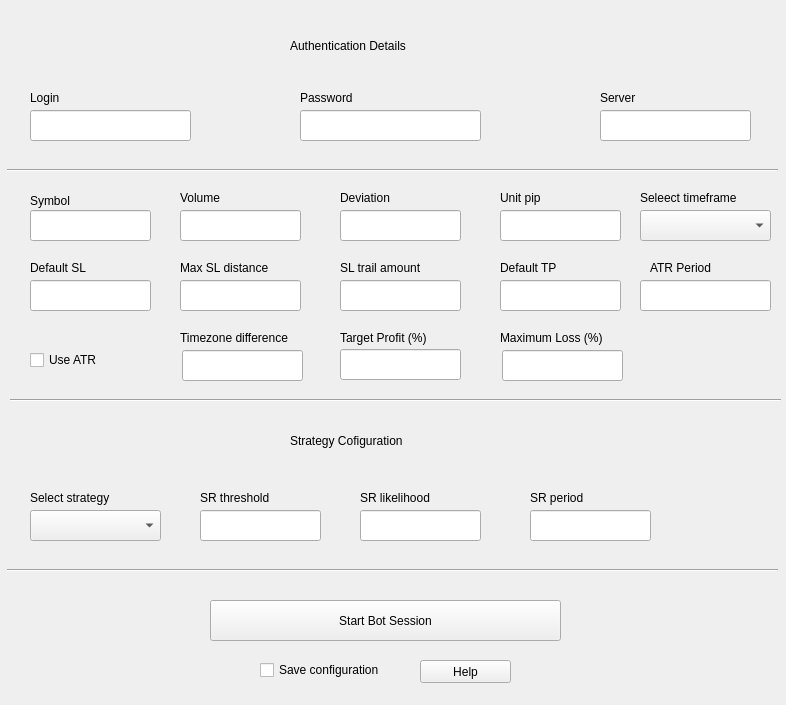
The window that GUIs/bot-gui.ui (ches-001/tradebot) describes before a commit, drawn with Qt 5.
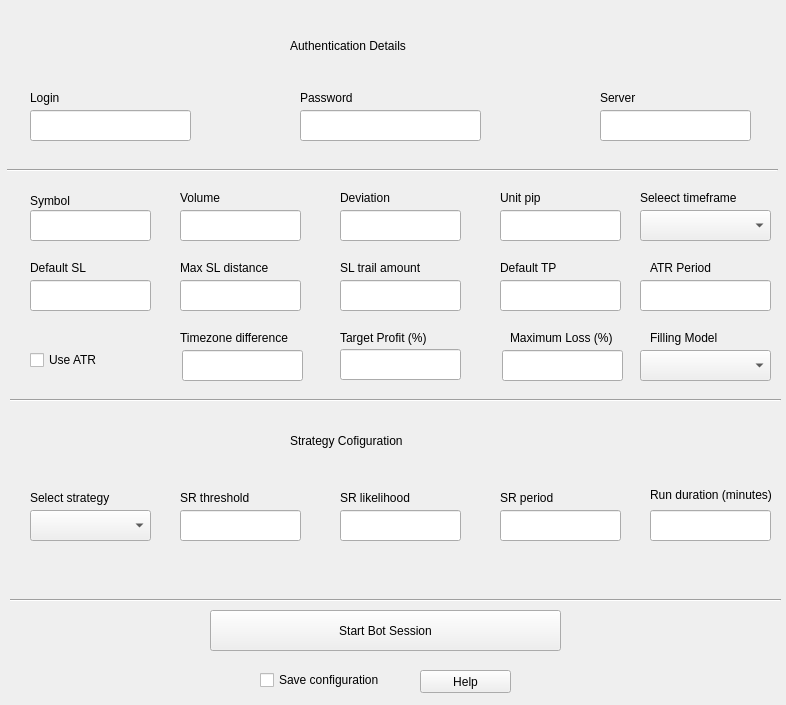
The same window after the commit.

Commit message: optional filling mode and option for specifying running session in minutes

```diff
--- a/GUIs/bot-gui.ui
+++ b/GUIs/bot-gui.ui
@@ -66,7 +66,7 @@
    <property name="geometry">
     <rect>
      <x>210</x>
-     <y>600</y>
+     <y>610</y>
      <width>351</width>
      <height>41</height>
     </rect>
@@ -296,7 +296,7 @@
    <property name="geometry">
     <rect>
      <x>260</x>
-     <y>660</y>
+     <y>670</y>
      <width>151</width>
      <height>20</height>
     </rect>
@@ -308,7 +308,7 @@
   <widget class="QLineEdit" name="sr_likelihood">
    <property name="geometry">
     <rect>
-     <x>360</x>
+     <x>340</x>
      <y>510</y>
      <width>121</width>
      <height>31</height>
@@ -318,7 +318,7 @@
   <widget class="QLineEdit" name="sr_threshold">
    <property name="geometry">
     <rect>
-     <x>200</x>
+     <x>180</x>
      <y>510</y>
      <width>121</width>
      <height>31</height>
@@ -340,7 +340,7 @@
     <rect>
      <x>30</x>
      <y>510</y>
-     <width>131</width>
+     <width>121</width>
      <height>31</height>
     </rect>
    </property>
@@ -374,7 +374,7 @@
   <widget class="QLabel" name="sr_likelihood_label">
    <property name="geometry">
     <rect>
-     <x>360</x>
+     <x>340</x>
      <y>490</y>
      <width>101</width>
      <height>16</height>
@@ -387,7 +387,7 @@
   <widget class="QLabel" name="sr_thresold_label">
    <property name="geometry">
     <rect>
-     <x>200</x>
+     <x>180</x>
      <y>490</y>
      <width>91</width>
      <height>16</height>
@@ -475,8 +475,8 @@
   <widget class="Line" name="line_3">
    <property name="geometry">
     <rect>
-     <x>7</x>
-     <y>560</y>
+     <x>10</x>
+     <y>590</y>
      <width>771</width>
      <height>20</height>
     </rect>
@@ -489,7 +489,7 @@
    <property name="geometry">
     <rect>
      <x>420</x>
-     <y>660</y>
+     <y>670</y>
      <width>91</width>
      <height>23</height>
     </rect>
@@ -501,7 +501,7 @@
   <widget class="QLineEdit" name="sr_period">
    <property name="geometry">
     <rect>
-     <x>530</x>
+     <x>500</x>
      <y>510</y>
      <width>121</width>
      <height>31</height>
@@ -511,7 +511,7 @@
   <widget class="QLabel" name="sr_period_label">
    <property name="geometry">
     <rect>
-     <x>530</x>
+     <x>500</x>
      <y>490</y>
      <width>61</width>
      <height>16</height>
@@ -580,7 +580,7 @@
   <widget class="QLabel" name="max_loss_label">
    <property name="geometry">
     <rect>
-     <x>500</x>
+     <x>510</x>
      <y>330</y>
      <width>121</width>
      <height>16</height>
@@ -590,6 +590,52 @@
     <string>Maximum Loss (%)</string>
    </property>
   </widget>
+  <widget class="QComboBox" name="filling_mode">
+   <property name="geometry">
+    <rect>
+     <x>640</x>
+     <y>350</y>
+     <width>131</width>
+     <height>31</height>
+    </rect>
+   </property>
+  </widget>
+  <widget class="QLabel" name="filling_mode_label">
+   <property name="geometry">
+    <rect>
+     <x>650</x>
+     <y>330</y>
+     <width>111</width>
+     <height>16</height>
+    </rect>
+   </property>
+   <property name="text">
+    <string>Filling Model</string>
+   </property>
+  </widget>
+  <widget class="QLineEdit" name="session_duration">
+   <property name="geometry">
+    <rect>
+     <x>650</x>
+     <y>510</y>
+     <width>121</width>
+     <height>31</height>
+    </rect>
+   </property>
+  </widget>
+  <widget class="QLabel" name="session_duration_label">
+   <property name="geometry">
+    <rect>
+     <x>650</x>
+     <y>479</y>
+     <width>141</width>
+     <height>31</height>
+    </rect>
+   </property>
+   <property name="text">
+    <string>Run duration (minutes)</string>
+   </property>
+  </widget>
  </widget>
  <resources/>
  <connections/>
```
The commit also changes 5 other files.
